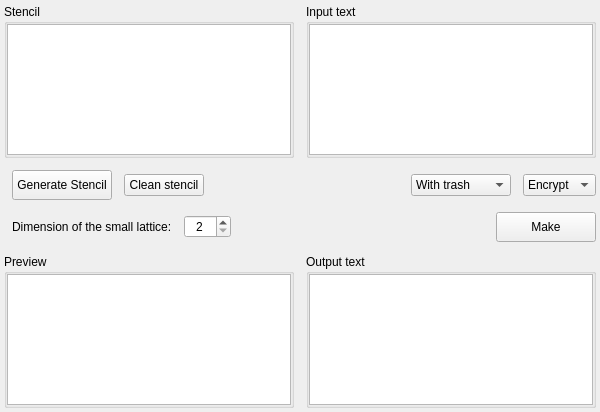
Above: src/gui/symmetric/cardan_grille/cardan_grille.ui from vasilypht/crypto-methods before the change. Below: the same form after it.
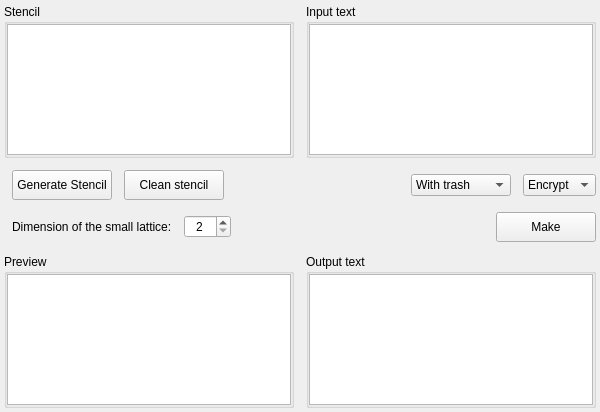
That is the form after the change.

Diff of the .ui file:
```diff
--- a/src/gui/symmetric/cardan_grille/cardan_grille.ui
+++ b/src/gui/symmetric/cardan_grille/cardan_grille.ui
@@ -160,6 +160,18 @@
      </item>
      <item>
       <widget class="QPushButton" name="button_clean_stencil">
+       <property name="sizePolicy">
+        <sizepolicy hsizetype="Fixed" vsizetype="Fixed">
+         <horstretch>0</horstretch>
+         <verstretch>0</verstretch>
+        </sizepolicy>
+       </property>
+       <property name="minimumSize">
+        <size>
+         <width>100</width>
+         <height>30</height>
+        </size>
+       </property>
        <property name="text">
         <string>Clean stencil</string>
        </property>
```
